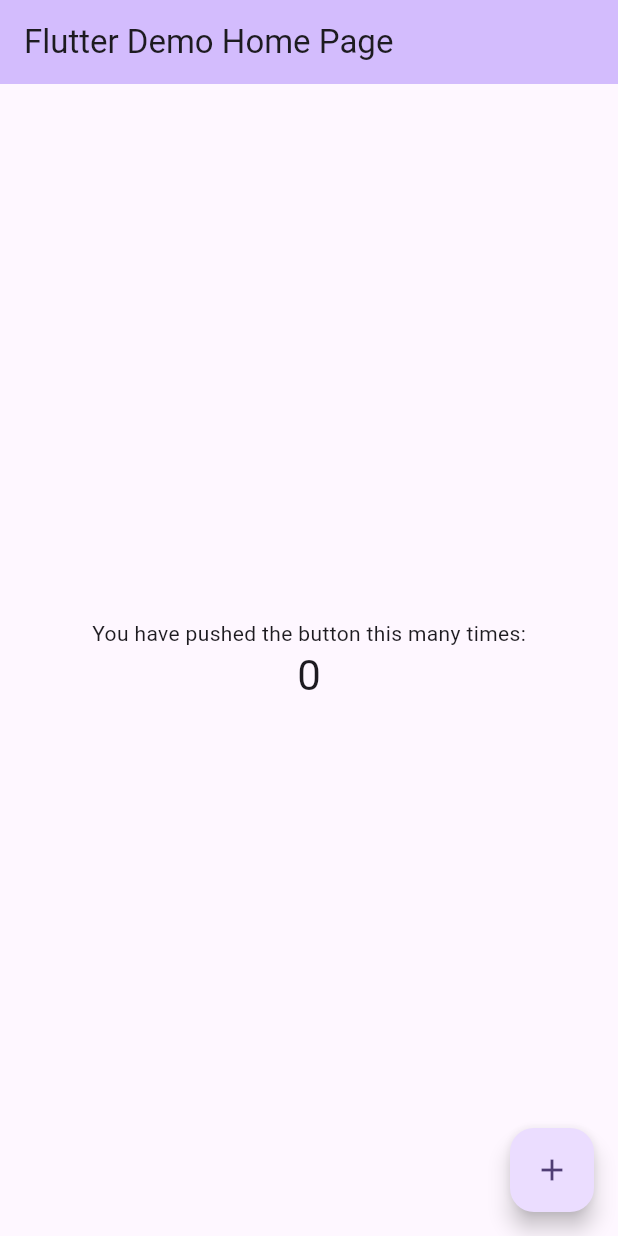
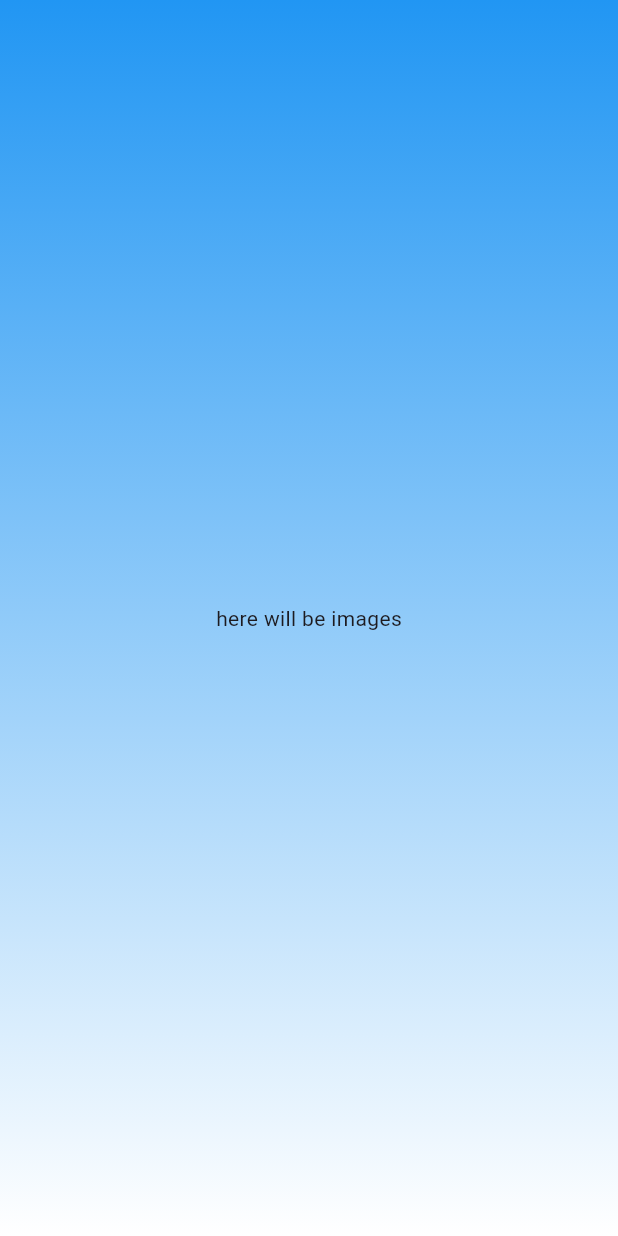
Before and after one commit to ddreambug/flutter_learning-dice_randomizer, a Flutter app: the screen it shows after launch, on a phone screen of 412 x 824 dp. Run offline on Flutter 3.47's test engine with Material 3 defaults, Android fonts, the light colour scheme and no system bars.

Commit message:
add basic gradient background

```diff
--- a/lib/main.dart
+++ b/lib/main.dart
@@ -1,125 +1,20 @@
 import 'package:flutter/material.dart';
 
 void main() {
-  runApp(const MyApp());
-}
-
-class MyApp extends StatelessWidget {
-  const MyApp({super.key});
-
-  // This widget is the root of your application.
-  @override
-  Widget build(BuildContext context) {
-    return MaterialApp(
-      title: 'Flutter Demo',
-      theme: ThemeData(
-        // This is the theme of your application.
-        //
-        // TRY THIS: Try running your application with "flutter run". You'll see
-        // the application has a purple toolbar. Then, without quitting the app,
-        // try changing the seedColor in the colorScheme below to Colors.green
-        // and then invoke "hot reload" (save your changes or press the "hot
-        // reload" button in a Flutter-supported IDE, or press "r" if you used
-        // the command line to start the app).
-        //
-        // Notice that the counter didn't reset back to zero; the application
-        // state is not lost during the reload. To reset the state, use hot
-        // restart instead.
-        //
-        // This works for code too, not just values: Most code changes can be
-        // tested with just a hot reload.
-        colorScheme: ColorScheme.fromSeed(seedColor: Colors.deepPurple),
-        useMaterial3: true,
-      ),
-      home: const MyHomePage(title: 'Flutter Demo Home Page'),
-    );
-  }
-}
-
-class MyHomePage extends StatefulWidget {
-  const MyHomePage({super.key, required this.title});
-
-  // This widget is the home page of your application. It is stateful, meaning
-  // that it has a State object (defined below) that contains fields that affect
-  // how it looks.
-
-  // This class is the configuration for the state. It holds the values (in this
-  // case the title) provided by the parent (in this case the App widget) and
-  // used by the build method of the State. Fields in a Widget subclass are
-  // always marked "final".
-
-  final String title;
-
-  @override
-  State<MyHomePage> createState() => _MyHomePageState();
-}
-
-class _MyHomePageState extends State<MyHomePage> {
-  int _counter = 0;
-
-  void _incrementCounter() {
-    setState(() {
-      // This call to setState tells the Flutter framework that something has
-      // changed in this State, which causes it to rerun the build method below
-      // so that the display can reflect the updated values. If we changed
-      // _counter without calling setState(), then the build method would not be
-      // called again, and so nothing would appear to happen.
-      _counter++;
-    });
-  }
-
-  @override
-  Widget build(BuildContext context) {
-    // This method is rerun every time setState is called, for instance as done
-    // by the _incrementCounter method above.
-    //
-    // The Flutter framework has been optimized to make rerunning build methods
-    // fast, so that you can just rebuild anything that needs updating rather
-    // than having to individually change instances of widgets.
-    return Scaffold(
-      appBar: AppBar(
-        // TRY THIS: Try changing the color here to a specific color (to
-        // Colors.amber, perhaps?) and trigger a hot reload to see the AppBar
-        // change color while the other colors stay the same.
-        backgroundColor: Theme.of(context).colorScheme.inversePrimary,
-        // Here we take the value from the MyHomePage object that was created by
-        // the App.build method, and use it to set our appbar title.
-        title: Text(widget.title),
-      ),
-      body: Center(
-        // Center is a layout widget. It takes a single child and positions it
-        // in the middle of the parent.
-        child: Column(
-          // Column is also a layout widget. It takes a list of children and
-          // arranges them vertically. By default, it sizes itself to fit its
-          // children horizontally, and tries to be as tall as its parent.
-          //
-          // Column has various properties to control how it sizes itself and
-          // how it positions its children. Here we use mainAxisAlignment to
-          // center the children vertically; the main axis here is the vertical
-          // axis because Columns are vertical (the cross axis would be
-          // horizontal).
-          //
-          // TRY THIS: Invoke "debug painting" (choose the "Toggle Debug Paint"
-          // action in the IDE, or press "p" in the console), to see the
-          // wireframe for each widget.
-          mainAxisAlignment: MainAxisAlignment.center,
-          children: <Widget>[
-            const Text(
-              'You have pushed the button this many times:',
-            ),
-            Text(
-              '$_counter',
-              style: Theme.of(context).textTheme.headlineMedium,
-            ),
-          ],
+  runApp(
+    MaterialApp(
+      home: Scaffold(
+        body: Container(
+          decoration: const BoxDecoration(
+              gradient: LinearGradient(
+                  colors: [Colors.white, Colors.blue],
+                  begin: Alignment.bottomCenter,
+                  end: Alignment.topCenter)),
+          child: Center(
+            child: Text('here will be images'),
+          ),
         ),
       ),
-      floatingActionButton: FloatingActionButton(
-        onPressed: _incrementCounter,
-        tooltip: 'Increment',
-        child: const Icon(Icons.add),
-      ), // This trailing comma makes auto-formatting nicer for build methods.
-    );
-  }
+    ),
+  );
 }
```
